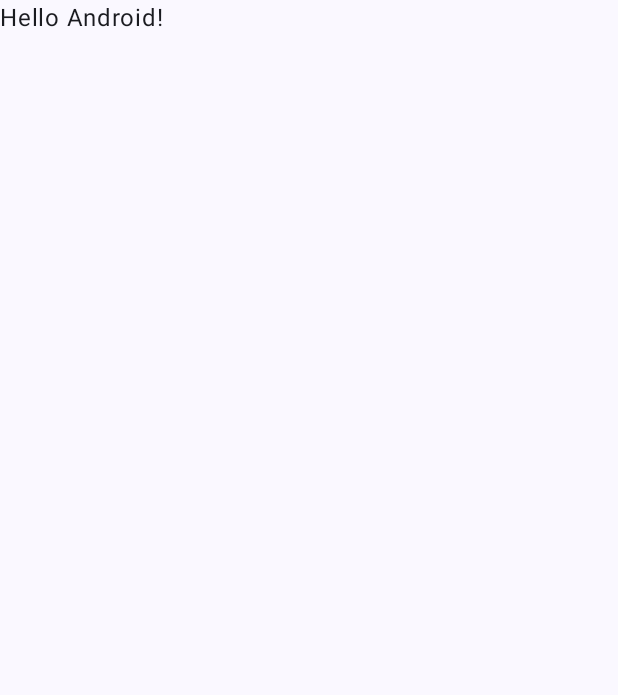
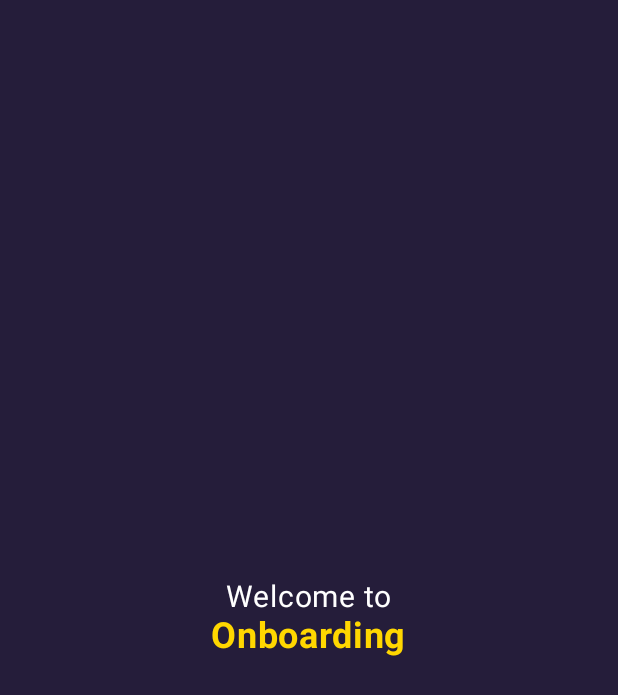
Before and after one commit to ashifali3147/Jar-Assignment, an Android app built with Jetpack Compose: the screen it shows after launch (MainActivity), on a phone screen of 412 x 824 dp. Before the commit the part shown is almost empty. Shown: the top 695 px of the screen. Run offline under Robolectric (Android 15) with nearby library versions, the phone set to English and light mode, and no system bars; our stand-ins replace Dagger/Hilt's generated code, livedata-compose.

Commit message:
feat: Implement navigation and onboarding loading page

```diff
--- a/app/src/main/java/com/dev/jarassignment/MainActivity.kt
+++ b/app/src/main/java/com/dev/jarassignment/MainActivity.kt
@@ -4,44 +4,46 @@ import android.os.Bundle
 import androidx.activity.ComponentActivity
 import androidx.activity.compose.setContent
 import androidx.activity.enableEdgeToEdge
-import androidx.compose.foundation.layout.fillMaxSize
-import androidx.compose.foundation.layout.padding
-import androidx.compose.material3.Scaffold
-import androidx.compose.material3.Text
+import androidx.activity.viewModels
 import androidx.compose.runtime.Composable
-import androidx.compose.ui.Modifier
 import androidx.compose.ui.tooling.preview.Preview
+import androidx.navigation.compose.NavHost
+import androidx.navigation.compose.composable
+import androidx.navigation.compose.rememberNavController
+import com.dev.jarassignment.ui.onboarding.OnboardingLoaderScreen
+import com.dev.jarassignment.ui.onboarding.OnboardingScreen
 import com.dev.jarassignment.ui.theme.JarAssignmentTheme
+import com.dev.jarassignment.viewmodel.OnboardingViewModel
+import dagger.hilt.android.AndroidEntryPoint
 
+@AndroidEntryPoint
 class MainActivity : ComponentActivity() {
+    private val vieModel: OnboardingViewModel by viewModels()
     override fun onCreate(savedInstanceState: Bundle?) {
         super.onCreate(savedInstanceState)
         enableEdgeToEdge()
         setContent {
             JarAssignmentTheme {
-                Scaffold(modifier = Modifier.fillMaxSize()) { innerPadding ->
-                    Greeting(
-                        name = "Android",
-                        modifier = Modifier.padding(innerPadding)
-                    )
-                }
+                AppNavigation(vieModel)
             }
         }
     }
 }
 
 @Composable
-fun Greeting(name: String, modifier: Modifier = Modifier) {
-    Text(
-        text = "Hello $name!",
-        modifier = modifier
-    )
+fun AppNavigation(vieModel: OnboardingViewModel) {
+    val navController = rememberNavController()
+
+    NavHost(navController, startDestination = "onboarding_loader_screen") {
+        composable("onboarding_loader_screen") { OnboardingLoaderScreen(navController) }
+        composable("onboarding_screen") { OnboardingScreen(navController) }
+    }
 }
 
 @Preview(showBackground = true)
 @Composable
 fun GreetingPreview() {
     JarAssignmentTheme {
-        Greeting("Android")
+//        AppNavigation(vieModel)
     }
 }
--- a/app/src/main/java/com/dev/jarassignment/data/model/EducationCardList.kt
+++ b/app/src/main/java/com/dev/jarassignment/data/model/EducationCard.kt
@@ -1,6 +1,6 @@
 package com.dev.jarassignment.data.model
 
-data class EducationCardList(
+data class EducationCard(
     val image: String,
     val collapsedStateText: String,
     val expandStateText: String,
--- a/app/src/main/java/com/dev/jarassignment/data/model/OnboardingData.kt
+++ b/app/src/main/java/com/dev/jarassignment/data/model/OnboardingData.kt
@@ -4,7 +4,7 @@ data class OnboardingData(
     val toolBarText: String,
     val introTitle: String,
     val introSubtitle: String,
-    val educationCardList: List<EducationCardList>,
+    val educationCardList: List<EducationCard>,
     val saveButtonCta: SaveButtonCta,
     val ctaLottie: String,
     val screenType: String,
--- a/app/src/main/java/com/dev/jarassignment/data/repository/OnboardingRepo.kt
+++ b/app/src/main/java/com/dev/jarassignment/data/repository/OnboardingRepo.kt
@@ -7,7 +7,7 @@ import kotlinx.coroutines.Dispatchers
 import kotlinx.coroutines.withContext
 
 class OnboardingRepo {
-    suspend fun fetchPosts():BaseResponse<OnboardingBaseModel>?  {
+    suspend fun getOnboardingData():BaseResponse<OnboardingBaseModel>?  {
         return withContext(Dispatchers.IO) {
             val response = ApiManager.service.getOnboardingData()
             if (response.isSuccessful) response.body() else null
--- a/app/src/main/java/com/dev/jarassignment/di/AppModule.kt
+++ b/app/src/main/java/com/dev/jarassignment/di/AppModule.kt
@@ -9,7 +9,7 @@ import javax.inject.Singleton
 
 @Module
 @InstallIn(SingletonComponent::class)
-class AppModule {
+object AppModule {
     @Provides
     @Singleton
     fun provideOnboardingRepo(): OnboardingRepo = OnboardingRepo()
--- /dev/null
+++ b/app/src/main/java/com/dev/jarassignment/ui/onboarding/OnboardingLoadingScreen.kt
@@ -0,0 +1,60 @@
+package com.dev.jarassignment.ui.onboarding
+
+import androidx.compose.foundation.background
+import androidx.compose.foundation.layout.Box
+import androidx.compose.foundation.layout.Column
+import androidx.compose.foundation.layout.fillMaxSize
+import androidx.compose.material3.Text
+import androidx.compose.runtime.Composable
+import androidx.compose.runtime.LaunchedEffect
+import androidx.compose.runtime.getValue
+import androidx.compose.runtime.livedata.observeAsState
+import androidx.compose.ui.Alignment
+import androidx.compose.ui.Modifier
+import androidx.compose.ui.graphics.Color
+import androidx.compose.ui.text.font.FontWeight
+import androidx.compose.ui.tooling.preview.Preview
+import androidx.compose.ui.unit.sp
+import androidx.hilt.navigation.compose.hiltViewModel
+import androidx.navigation.NavController
+import com.dev.jarassignment.viewmodel.OnboardingViewModel
+
+@Composable
+fun OnboardingLoaderScreen(navController: NavController, viewModel: OnboardingViewModel = hiltViewModel()) {
+    val apiData by viewModel.onboardingData.observeAsState()
+
+    LaunchedEffect(apiData) {
+        apiData?.let {
+            navController.navigate("onboarding_screen") // Navigate when data is available
+        }
+    }
+    Box(
+        modifier = Modifier
+            .fillMaxSize()
+            .background(Color(0xFF251D3A)), // Dark background color
+        contentAlignment = Alignment.Center
+    ) {
+        Column(
+            horizontalAlignment = Alignment.CenterHorizontally
+        ) {
+            Text(
+                text = "Welcome to",
+                color = Color.White,
+                fontSize = 20.sp,
+                fontWeight = FontWeight.Normal
+            )
+            Text(
+                text = "Onboarding",
+                color = Color(0xFFFFD700), // Gold color
+                fontSize = 24.sp,
+                fontWeight = FontWeight.Bold
+            )
+        }
+    }
+}
+
+@Preview(showBackground = true)
+@Composable
+fun PreviewOnboardingScreen() {
+//    OnboardingLoaderScreen()
+}
--- a/app/src/main/java/com/dev/jarassignment/viewmodel/OnboardingViewModel.kt
+++ b/app/src/main/java/com/dev/jarassignment/viewmodel/OnboardingViewModel.kt
@@ -1,8 +1,44 @@
 package com.dev.jarassignment.viewmodel
 
+import android.util.Log
+import androidx.lifecycle.LiveData
+import androidx.lifecycle.MutableLiveData
 import androidx.lifecycle.ViewModel
+import androidx.lifecycle.viewModelScope
+import com.dev.jarassignment.data.model.EducationCard
+import com.dev.jarassignment.data.model.OnboardingData
 import com.dev.jarassignment.data.repository.OnboardingRepo
+import dagger.hilt.android.lifecycle.HiltViewModel
+import kotlinx.coroutines.launch
 import javax.inject.Inject
 
-class OnboardingViewModel @Inject constructor(private val repository: OnboardingRepo): ViewModel() {
+@HiltViewModel
+class OnboardingViewModel @Inject constructor(private val repository: OnboardingRepo) :
+    ViewModel() {
+    private val _onboardingData = MutableLiveData<OnboardingData?>()
+    val onboardingData: LiveData<OnboardingData?> = _onboardingData
+    val cardData: MutableList<EducationCard> = mutableListOf()
+
+    init {
+        fetchApiData()
+    }
+
+    fun fetchApiData() {
+        viewModelScope.launch {
+            try {
+                val response = repository.getOnboardingData()
+                if (response?.success == true) {
+                    println("Response: ${response.data?.onboardingData?.educationCardList?.size}")
+                    cardData.clear()
+                    response.data?.onboardingData?.educationCardList?.let { cardData.addAll(it) }
+                    println("cardData: ${cardData.size}")
+                    _onboardingData.postValue(response.data?.onboardingData)
+                } else {
+                    Log.e("API_ERROR", "Error:")
+                }
+            } catch (e: Exception) {
+                Log.e("API_ERROR", "Exception: ${e.message}")
+            }
+        }
+    }
 }
```
Also changed, not shown: app/build.gradle.kts (+10 -0 lines), app/src/main/java/com/dev/jarassignment/ui/onboarding/EducationCardList.kt (added, +36 -0 lines), app/src/main/java/com/dev/jarassignment/ui/onboarding/ExpandableEducationCard.kt (added, +82 -0 lines), app/src/main/java/com/dev/jarassignment/ui/onboarding/OnboardingScreen.kt (added, +102 -0 lines), gradle/libs.versions.toml (+15 -3 lines).
